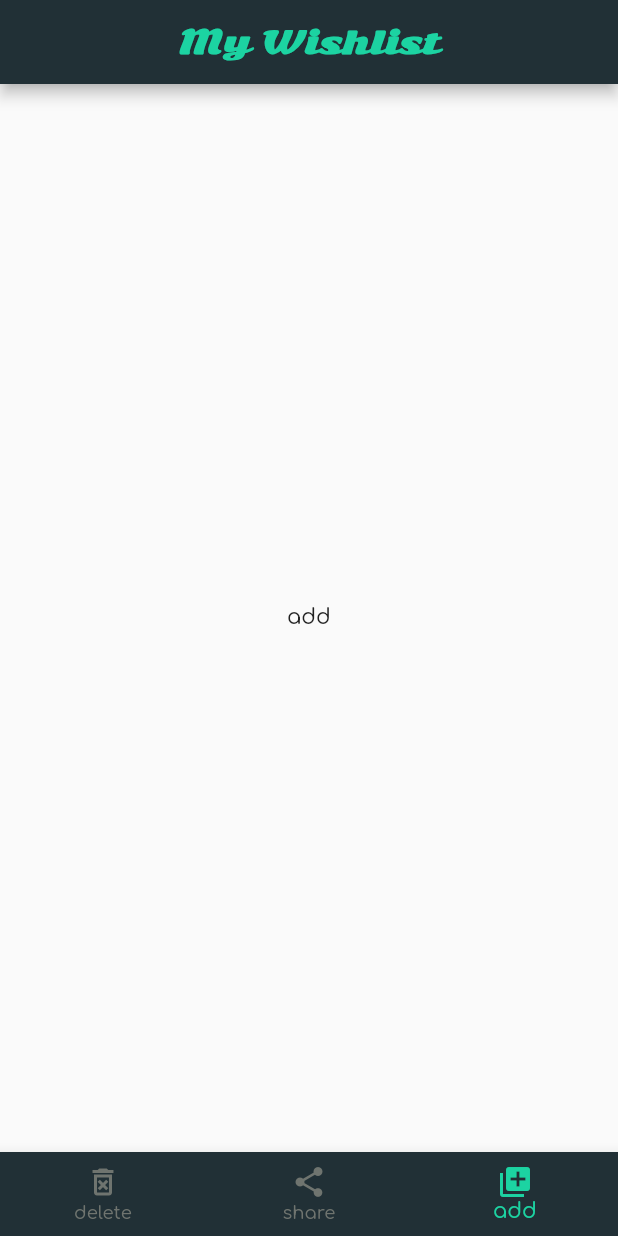
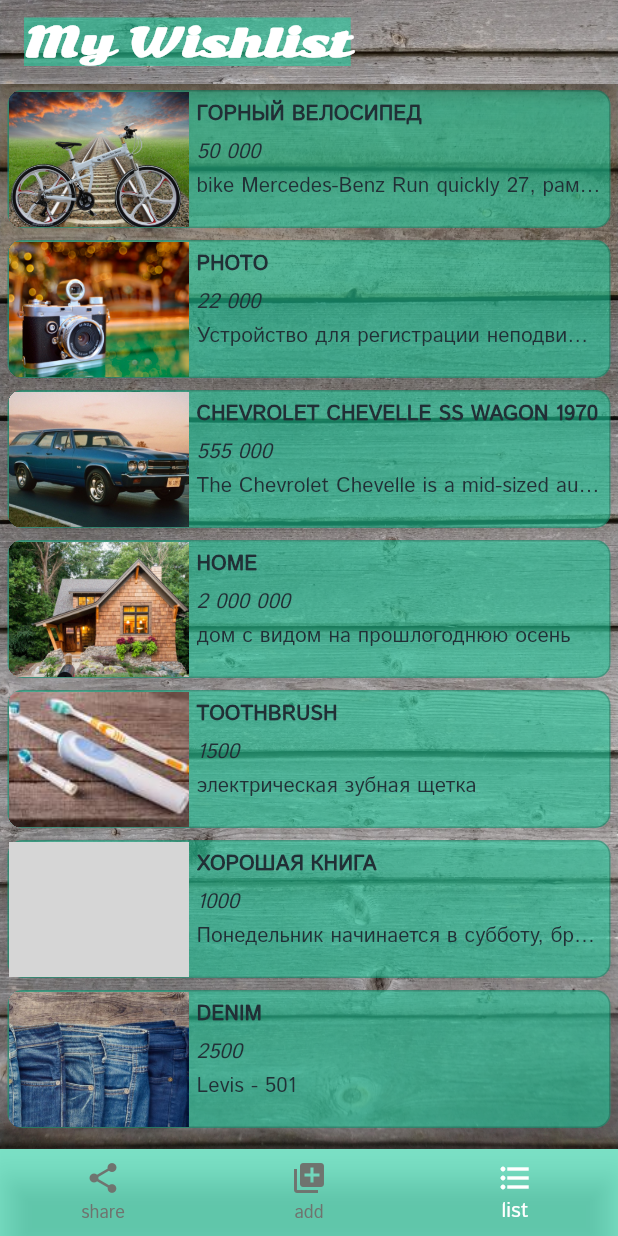
Before and after one commit to Alex-isk/wishlist, a Flutter app: the screen it shows after launch, after a tap on "Login", on a phone screen of 412 x 824 dp. Run offline on Flutter 3.47's test engine with Material 2 defaults, Android fonts, the phone set to English and light mode, and no system bars; grey boxes are pictures that could not be loaded.

Commit message:
WL_1_0_1

```diff
--- a/lib/main.dart
+++ b/lib/main.dart
@@ -11,22 +11,30 @@ void main() {
 class MyApp extends StatelessWidget {
   const MyApp({Key? key}) : super(key: key);
 
-  // This widget is the root of your application.
   @override
   Widget build(BuildContext context) {
     return MaterialApp(
       debugShowCheckedModeBanner: false,
-      title: 'Wishlist',
+      title: 'My Wishlist',
       theme: ThemeData(
         appBarTheme: AppBarTheme(
-          backgroundColor: WishlistColors.greyText,
+          // backgroundColor: Colors.transparent,
         ),
         bottomNavigationBarTheme: BottomNavigationBarThemeData(
-          backgroundColor: WishlistColors.greyText,
+          backgroundColor: WishlistColors.greenOpacity,
           unselectedItemColor: WishlistColors.greyIcon,
-          selectedItemColor: WishlistColors.green,
+          selectedItemColor: WishlistColors.whiteText,
         ),
-        fontFamily: 'Comfortaa',
+        // fontFamily: 'Comfortaa',///
+        // fontFamily: 'MPLUSRound',///
+        // fontFamily: 'ZenMaruGothic',
+        // fontFamily: 'Zilla',///
+        // fontFamily: 'ZillaSlabHighlight',///
+        // fontFamily: 'SonsieOn',
+        // fontFamily: 'Murechob',  ///
+        fontFamily: 'IstokWeb',
+        // fontFamily: 'Dosis', ///
+        // fontFamily: 'HindMadurai',
       ),
       routes: {
         '/': (context) => AccountWidget(),
@@ -36,3 +44,20 @@ class MyApp extends StatelessWidget {
     );
   }
 }
+
+
+
+// child: Theme(
+// data: Theme.of(context)
+//     .copyWith(canvasColor: Colors.transparent),
+// child: BottomNavigationBar(
+// currentIndex: 0,
+// items: [
+// BottomNavigationBarItem(
+// icon: Icon(Icons.home), title: Text('Home')),
+// BottomNavigationBarItem(
+// icon: Icon(Icons.home), title: Text('Home')),
+// BottomNavigationBarItem(
+// icon: Icon(Icons.home), title: Text('Home'))
+// ],
+//
--- a/lib/resource/wishlist_colors.dart
+++ b/lib/resource/wishlist_colors.dart
@@ -5,12 +5,22 @@ class WishlistColors {
   WishlistColors._();
 
   static const green = Color.fromRGBO(28, 211, 162, 1);
+  static const greenOpacity = Color.fromRGBO(28, 211, 162, 0.5529411764705883);
+  static const greenOpacity2 = Color.fromRGBO(
+      28, 211, 162, 0.050980392156862744);
+  static const whiteGreen = Color.fromRGBO(224, 248, 224, 1.0);
+
+
+  static const greyOpacity = Color.fromRGBO(33, 48, 54, 0.21568627450980393);
   static const greyText = Color.fromRGBO(33, 48, 54, 1);
   static const redText = Color.fromRGBO(253, 3, 74, 1.0);
   // static const redText = Color.fromRGBO(227, 16, 14, 1.0);
   static const whiteText = Colors.white;
   static const blackText = Color.fromRGBO(0, 0, 0, 0.87);
   static const greyIcon = Color.fromRGBO(111, 116, 111, 1.0);
+  static const greyBorder = Color.fromRGBO(151, 158, 151, 1.0);
+
+
 
 
   static const buttonText = Color.fromRGBO(45, 65, 73, 1.0);
--- /dev/null
+++ b/lib/resource/wishlist_image.dart
@@ -0,0 +1,22 @@
+import 'package:flutter/material.dart';
+
+class WishlistImage {
+
+  WishlistImage._();
+  static const wall1 = 'lib/assets/images/wall1.jpeg';
+  static const wall2 = 'lib/assets/images/wall2.jpg';
+  static const wall3 = 'lib/assets/images/wall3.jpg';
+
+
+  static const photo = 'lib/assets/images/photo.png';
+  static const bike = 'lib/assets/images/bike.png';
+  static const auto = 'lib/assets/images/auto.png';
+  static const book = 'lib/assets/images/book.png';
+  static const denim = 'lib/assets/images/denim.png';
+  static const home = 'lib/assets/images/home.png';
+  static const toothbrush = 'lib/assets/images/toothbrush.png';
+
+
+
+
+}
--- a/lib/widgets/main_screen/main_screen_widget.dart
+++ b/lib/widgets/main_screen/main_screen_widget.dart
@@ -1,5 +1,6 @@
 import 'package:flutter/material.dart';
 import 'package:wishlist/resource/wishlist_colors.dart';
+import 'package:wishlist/widgets/wish_list/wishlist_widget.dart';
 
 class MainScreenWidget extends StatefulWidget {
   MainScreenWidget({Key? key}) : super(key: key);
@@ -10,14 +11,12 @@ class MainScreenWidget extends StatefulWidget {
 class _MainScreenWidgetState extends State<MainScreenWidget> {
   int _selectedTab = 2;
 
-  static const List<Widget> _widgetOptions = <Widget>[
-    Text('delete'),
+  static final List<Widget> _widgetOptions = <Widget>[
+    // Text('delete'),
     Text('share'),
     Text('add'),
+    WishlistWidget(),
   ];
-
-
-
 
   void onSelectedTab(int index) {
     setState(() {
@@ -30,35 +29,40 @@ class _MainScreenWidgetState extends State<MainScreenWidget> {
   Widget build(BuildContext context) {
     return Scaffold(
       appBar: AppBar(
-        backgroundColor: WishlistColors.greyText,
-        title: Center(
-          child: Text(
+        // backgroundColor: WishlistColors.greenOpacity,
+        flexibleSpace: Image(
+          // image: AssetImage('lib/assets/images/boards.jpg'),
+          image: AssetImage('lib/assets/images/wall2.jpg'),
+          // image: AssetImage('lib/assets/images/gift_header.jpg'),
+          fit: BoxFit.cover,
+        ),
+        title: Text(
           'My Wishlist',
-            style: const TextStyle(
+          textAlign: TextAlign.start,
+          style: TextStyle(
+            backgroundColor: WishlistColors.greenOpacity,
             // fontFamily: 'Zilla',
             fontFamily: 'SonsieOn',
-              color: WishlistColors.green,
-              fontWeight: FontWeight.w800,
+            // color: WishlistColors.greyText,
+            color: WishlistColors.whiteText,
+            fontWeight: FontWeight.w900,
             // letterSpacing: 4, // межбуквенный интервал
             // height: 20,                     // высота строки
-              fontSize: 20,
+            fontSize: 25,
             // fontFamily: 'Bombing.ttf',
           ),
         ),
       ),
-      ),
-
       body: Center(
         child: _widgetOptions[_selectedTab],
       ),
-
       bottomNavigationBar: BottomNavigationBar(
           currentIndex: _selectedTab,
           items: [
-            BottomNavigationBarItem(
-              icon: Icon(Icons.delete_forever_outlined),
-              label: 'delete',
-            ),
+            // BottomNavigationBarItem(
+            //   icon: Icon(Icons.delete_forever_outlined),
+            //   label: 'delete',
+            // ),
             BottomNavigationBarItem(
               icon: Icon(Icons.share_sharp),
               label: 'share',
@@ -69,6 +73,12 @@ class _MainScreenWidgetState extends State<MainScreenWidget> {
               ),
               label: 'add',
             ),
+            BottomNavigationBarItem(
+              icon: Icon(
+                Icons.format_list_bulleted_sharp,
+              ),
+              label: 'list',
+            ),
           ],
           onTap: onSelectedTab),
     );
--- /dev/null
+++ b/lib/widgets/wish_list/info_wish_widget.dart
@@ -0,0 +1,149 @@
+import 'package:flutter/material.dart';
+import 'package:wishlist/resource/wishlist_colors.dart';
+import 'package:wishlist/resource/wishlist_image.dart';
+
+class Wish {
+  final String image;
+  final String name;
+  final String price;
+  final String info;
+  // final int category;
+  // final Color color;
+  // final String url;
+
+  const Wish({
+    required this.image,
+    required this.name,
+    required this.price,
+    required this.info,
+    // required this.category,
+    // required this.color,
+    // required this.url,
+  });
+}
+
+final wishes = [
+  Wish(
+    image: WishlistImage.bike,
+    name: 'Горный велосипед',
+    price: '50 000',
+    info: 'bike Mercedes-Benz Run quickly 27, рама карбон, задний амортизатор',
+    // category:
+    // color:
+    // url:
+  ),
+  Wish(
+    image: WishlistImage.photo,
+    name: 'photo',
+    price: '22 000',
+    info: 'Устройство для регистрации неподвижных изображений. Запись изображения в фотоаппарате осуществляется фотохимическим способом при воздействии света на светочувствительный фотоматериал.',
+    // category:
+    // color:
+    // url:
+  ),
+  Wish(
+    image: WishlistImage.auto,
+    name: 'Chevrolet Chevelle SS Wagon 1970',
+    price: '555 000',
+    info: 'The Chevrolet Chevelle is a mid-sized automobile that was produced by Chevrolet in three generations for the 1964 through 1978 model years.',
+    // category:
+    // color:
+    // url: https://www.pinterest.ru/pin/359795457701546376/
+  ),
+  Wish(
+    image: WishlistImage.home,
+    name: 'home',
+    price: '2 000 000',
+    info: 'дом с видом на прошлогоднюю осень',
+    // category:
+    // color:
+    // url:
+  ),
+  Wish(
+    image: WishlistImage.toothbrush ,
+    name: 'toothbrush',
+    price: '1500',
+    info: 'электрическая зубная щетка',
+    // category:
+    // color:
+    // url:
+  ),
+  Wish(
+    image: WishlistImage.book,
+    name: 'хорошая книга',
+    price: '1000',
+    info: 'Понедельник начинается в субботу, братья Стругацкие А Б',
+    // category:
+    // color:
+    // url:
+  ),
+  Wish(
+    image: WishlistImage.denim,
+    name: 'denim',
+    price: '2500',
+    info: 'Levis - 501',
+    // category:
+    // color:
+    // url:
+  ),
+];
+
+// class InfoWishWidget extends StatelessWidget {
+//   final String image;
+//   final String name;
+//   final String info;
+//   // final String url;
+//   final String price;
+//   // final int category;
+//   // final Color color;
+//
+//
+//
+//   const InfoWishWidget({
+//     Key? key,
+//    required this.image,
+//    required this.name,
+//    required this.info,
+//    required this.price,
+//   }) : super(key: key);
+//
+//   @override
+//   Widget build(BuildContext context) {
+//     return Row(
+//       children: [
+//         Image(
+//           image: AssetImage(image),
+//         ),
+//         SizedBox(width: 5),
+//         Expanded(
+//           child: Column(
+//             crossAxisAlignment: CrossAxisAlignment.start,
+//             children: [
+//               SizedBox(height: 10),
+//               Text(
+//                 name.toUpperCase(),
+//                 maxLines: 1,
+//                 overflow: TextOverflow.ellipsis,
+//                 style: TextStyle(
+//                     fontWeight: FontWeight.bold,
+//                     color: WishlistColors.greyText),
+//               ),
+//               SizedBox(height: 10),
+//               Text(
+//                 price,
+//                 style: TextStyle(color: WishlistColors.greyIcon),
+//               ),
+//               Text(
+//                 info,
+//                 maxLines: 1,
+//                 overflow: TextOverflow.ellipsis,
+//               ),
+//             ],
+//           ),
+//         ),
+//         SizedBox(width: 5),
+//       ],
+//     );
+//   }
+// }
+//
--- /dev/null
+++ b/lib/widgets/wish_list/wishlist_widget.dart
@@ -0,0 +1,184 @@
+import 'package:flutter/material.dart';
+import 'package:wishlist/resource/wishlist_colors.dart';
+import 'package:wishlist/resource/wishlist_image.dart';
+import 'package:wishlist/widgets/wish_list/info_wish_widget.dart';
+
+// class Wish {
+//   final String image;
+//   final String name;
+//   final String price;
+//   final String info;
+//   // final int category;
+//   // final Color color;
+//   // final String url;
+//
+//   const Wish({
+//    required this.image,
+//    required this.name,
+//    required this.price,
+//    required this.info,
+//   }) ;
+// }
+
+
+
+class WishlistWidget extends StatelessWidget {
+
+  // final _wishes = [
+  //   Wish(
+  //     image: WishlistImage.bike,
+  //     name: 'bike',
+  //     price: '20 000',
+  //     info: 'велосипед Мерседес-Бенц, рама карбон, задний амортизатор',
+  //   ),
+  // ];
+
+  WishlistWidget({Key? key}) : super(key: key);
+  @override
+  Widget build(BuildContext context) {
+    return Container(
+      decoration: const BoxDecoration(
+        image: DecorationImage(
+          // image: AssetImage('lib/assets/images/boards.jpg'),
+          image: AssetImage('lib/assets/images/wall2.jpg'),
+          // image: AssetImage('lib/assets/images/gift_header.jpg'),
+          fit: BoxFit.cover,
+        ),
+      ),
+      child: ListView.builder(
+        // keyboardDismissBehavior: ScrollViewKeyboardDismissBehavior
+        //     .onDrag,
+        itemCount: wishes.length,
+        itemExtent: 100,
+        itemBuilder: (BuildContext context, int index) {
+          final wish = wishes[index];
+          return Padding(
+            padding: const EdgeInsets.symmetric(horizontal: 5, vertical: 4),
+            child: Stack(
+              children: [
+                Container(
+                  decoration: BoxDecoration(
+                    color: WishlistColors.greenOpacity, ///
+                    border: Border.all(color: Colors.black.withOpacity(0.2)),
+
+                    ///
+                    // border: Border.all(color: WishlistColors.greyBorder),
+                    borderRadius: BorderRadius.all(
+                      Radius.circular(10),
+                    ),
+                    boxShadow: [
+                      BoxShadow(
+                        color: Colors.black.withOpacity(0.1),
+                        blurRadius: 8,
+                        offset: Offset(2, 2),
+                      ),
+                    ],
+                  ),
+                  clipBehavior: Clip.hardEdge,
+
+                  /// скругляем углы у картинки под контейнер
+                  child: Row(
+                    children: [
+                      Container(width: 120, height: 200,
+
+                        child: Image(
+                          fit: BoxFit.cover,
+                          image: AssetImage(wish.image),
+                        ),
+                      ),
+                      SizedBox(width: 5),
+                      Expanded(
+                        child: Column(
+                          crossAxisAlignment: CrossAxisAlignment.start,
+                          children: [
+                            SizedBox(height: 5),
+                            Text(
+                              wish.name.toUpperCase(),
+                              maxLines: 1,
+                              overflow: TextOverflow.ellipsis,
+                              style: TextStyle(
+                                  fontWeight: FontWeight.bold,
+                                  color: WishlistColors.greyText),///
+                            ),
+                            SizedBox(height: 5),
+                            Text(
+                              wish.price,
+                              style: TextStyle(color: WishlistColors.greyText, fontStyle: FontStyle.italic),///
+                            ),
+                            SizedBox(height: 3),
+                            Text(
+                              wish.info,
+                              maxLines: 1,
+                              overflow: TextOverflow.ellipsis,
+                              style: TextStyle(color: WishlistColors.greyText),///
+                            ),
+                          ],
+                        ),
+                      ),
+                      SizedBox(width: 5),
+                    ],
+                  ),
+                ),
+                Material(
+                  color: Colors.transparent,
+                  child: InkWell(
+                    borderRadius: BorderRadius.circular(10),
+                    onTap: () {
+                      print('1111');
+                    },
+                  ),
+                ),
+              ],
+            ),
+          );
+        },
+      ),
+    );
+  }
+}
+
+//
+// class InfoWishWidget extends StatelessWidget {
+//   const InfoWishWidget({
+//     Key? key,
+//   }) : super(key: key);
+//
+//   @override
+//   Widget build(BuildContext context) {
+//     return Row(
+//       children: [
+//         Image(
+//           image: AssetImage(WishlistImage.bike),
+//         ),
+//         SizedBox(width: 5),
+//         Expanded(
+//           child: Column(
+//             crossAxisAlignment: CrossAxisAlignment.start,
+//             children: [
+//               SizedBox(height: 10),
+//               Text(
+//                 'Bike'.toUpperCase(),
+//                 maxLines: 1,
+//                 overflow: TextOverflow.ellipsis,
+//                 style: TextStyle(
+//                     fontWeight: FontWeight.bold,
+//                     color: WishlistColors.greyText),
+//               ),
+//               SizedBox(height: 10),
+//               Text(
+//                 '20 000 р.',
+//                 style: TextStyle(color: WishlistColors.greyIcon),
+//               ),
+//               Text(
+//                 'описание  описание описание описание описание описание описание описание описание описание описание описание описание описание',
+//                 maxLines: 1,
+//                 overflow: TextOverflow.ellipsis,
+//               ),
+//             ],
+//           ),
+//         ),
+//         SizedBox(width: 5),
+//       ],
+//     );
+//   }
+// }
--- a/pubspec.yaml
+++ b/pubspec.yaml
@@ -74,3 +74,9 @@ flutter:
     - family: Comfortaa
       fonts:
         - asset: lib/assets/fonts/Comfortaa-Medium.ttf
+    - family: MPLUSRound
+      fonts:
+        - asset: lib/assets/fonts/MPLUSRounded1c-Medium.ttf
+    - family: ZenMaruGothic
+      fonts:
+        - asset: lib/assets/fonts/ZenMaruGothic-Medium.ttf
```
Also changed, not shown: lib/assets/images/auto.png (added), lib/assets/images/bike.png (added), lib/assets/images/denim.png (added), lib/assets/images/home.png (added), lib/assets/images/photo.png (added), lib/assets/images/toothbrush.png (added), 3 other files. Lines whose indentation alone changed are shown as unchanged.
